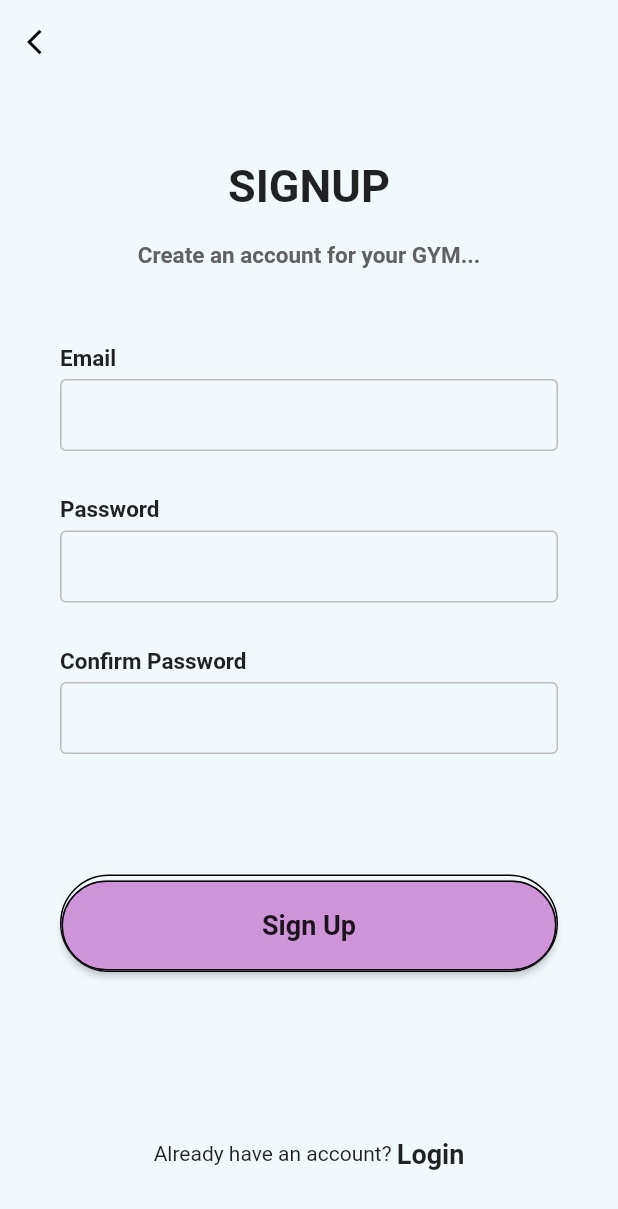
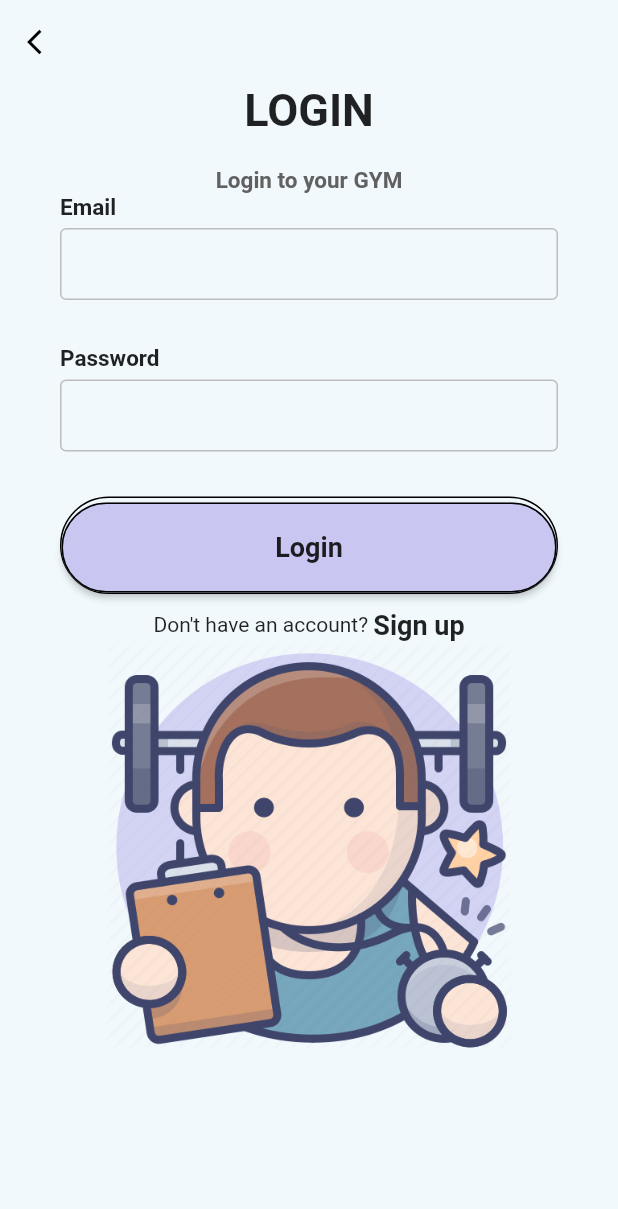
Before and after one commit to risdatamamal/Gym-Management-System, a Flutter app: the SignupPage screen opened directly, after a tap on "Sign Up", on a phone screen of 412 x 824 dp. Shown: the top 1209 px of the screen. Run offline on Flutter 3.47's test engine with Material 2 defaults, Android fonts, the phone set to English and light mode, and no system bars; our stand-ins replace firebase_auth, firebase_core, rflutter_alert, simple_animations, supercharged; accounts and stored records are empty; network calls fail; Roboto replaces fonts that are missing (OpenSans-Regular).

Commit message:
SignUp, Login is now Enabled
SignUp and Login functions are now enabled using firebase. Not perfect because no error checking mechanism provided.

```diff
--- /dev/null
+++ b/lib/authentication/authentication_service.dart
@@ -0,0 +1,33 @@
+import 'package:firebase_auth/firebase_auth.dart';
+
+class AuthenticationService {
+  final FirebaseAuth _firebaseAuth;
+
+  AuthenticationService(this._firebaseAuth);
+
+  Stream<User> get authStateChanges => _firebaseAuth.authStateChanges();
+
+  Future<void> signOut() async {
+    await _firebaseAuth.signOut();
+  }
+
+  Future<String> signIn({String email, String password}) async {
+    try {
+      await _firebaseAuth.signInWithEmailAndPassword(
+          email: email, password: password);
+      return 'Signed In';
+    } on FirebaseAuthException catch (e) {
+      return e.message;
+    }
+  }
+
+  Future<String> signUp({String email, String password}) async {
+    try {
+      await _firebaseAuth.createUserWithEmailAndPassword(
+          email: email, password: password);
+      return 'Signed Up';
+    } on FirebaseAuthException catch (e) {
+      return e.message;
+    }
+  }
+}
--- a/lib/screens/drawer.dart
+++ b/lib/screens/drawer.dart
@@ -1,5 +1,7 @@
 import 'package:flutter/material.dart';
+import 'package:my_gym_manager/authentication/authentication_service.dart';
 import 'package:my_gym_manager/config/palette.dart';
+import 'package:provider/provider.dart';
 
 class AppDrawer extends StatelessWidget {
   @override
@@ -58,7 +60,9 @@ class AppDrawer extends StatelessWidget {
                   color: Colors.white,
                 ),
                 tooltip: 'Log Out of the App',
-                onPressed: () => {},
+                onPressed: () => {
+                  context.read<AuthenticationService>().signOut(),
+                },
               ),
               Text(
                 'Log Out',
--- a/lib/screens/login/login_page.dart
+++ b/lib/screens/login/login_page.dart
@@ -1,10 +1,13 @@
 import 'package:flutter/material.dart';
 import 'package:my_gym_manager/animation/fade_animation.dart';
+import 'package:my_gym_manager/authentication/authentication_service.dart';
 import 'package:my_gym_manager/config/palette.dart';
-import 'package:my_gym_manager/screens/navigator.dart';
+import 'package:provider/provider.dart';
 import 'package:my_gym_manager/widgets/make_input.dart';
 
 class LoginPage extends StatelessWidget {
+  final TextEditingController emailController = TextEditingController();
+  final TextEditingController passwordController = TextEditingController();
   @override
   Widget build(BuildContext context) {
     return Scaffold(
@@ -73,6 +76,7 @@ class LoginPage extends StatelessWidget {
                             MakeInput(
                               label: 'Email',
                               obscureText: false,
+                              controllerID: emailController,
                             ),
                           ),
                           FadeAnimation(
@@ -80,6 +84,7 @@ class LoginPage extends StatelessWidget {
                             MakeInput(
                               label: 'Password',
                               obscureText: true,
+                              controllerID: passwordController,
                             ),
                           ),
                         ],
@@ -116,12 +121,11 @@ class LoginPage extends StatelessWidget {
                             minWidth: double.infinity,
                             height: 60.0,
                             onPressed: () {
-                              Navigator.push(
-                                context,
-                                MaterialPageRoute(
-                                  builder: (context) => BottomNavBar(),
-                                ),
-                              );
+                              context.read<AuthenticationService>().signIn(
+                                    email: emailController.text.trim(),
+                                    password: passwordController.text.trim(),
+                                  );
+                              Navigator.pop(context);
                             },
                             color: Color(0xFFC9C7F1),
                             shape: RoundedRectangleBorder(
--- a/lib/screens/signup/signup_page.dart
+++ b/lib/screens/signup/signup_page.dart
@@ -1,9 +1,16 @@
 import 'package:flutter/material.dart';
 import 'package:my_gym_manager/animation/fade_animation.dart';
+import 'package:my_gym_manager/authentication/authentication_service.dart';
 import 'package:my_gym_manager/config/palette.dart';
+import 'package:my_gym_manager/screens/login/login_page.dart';
 import 'package:my_gym_manager/widgets/make_input.dart';
+import 'package:provider/provider.dart';
+import 'package:rflutter_alert/rflutter_alert.dart';
 
 class SignupPage extends StatelessWidget {
+  final TextEditingController emailController = TextEditingController();
+  final TextEditingController password1Controller = TextEditingController();
+  final TextEditingController password2Controller = TextEditingController();
   @override
   Widget build(BuildContext context) {
     return Scaffold(
@@ -68,6 +75,7 @@ class SignupPage extends StatelessWidget {
                       MakeInput(
                         label: 'Email',
                         obscureText: false,
+                        controllerID: emailController,
                       ),
                     ),
                     FadeAnimation(
@@ -75,6 +83,7 @@ class SignupPage extends StatelessWidget {
                       MakeInput(
                         label: 'Password',
                         obscureText: true,
+                        controllerID: password1Controller,
                       ),
                     ),
                     FadeAnimation(
@@ -82,6 +91,7 @@ class SignupPage extends StatelessWidget {
                       MakeInput(
                         label: 'Confirm Password',
                         obscureText: true,
+                        controllerID: password2Controller,
                       ),
                     ),
                   ],
@@ -112,7 +122,39 @@ class SignupPage extends StatelessWidget {
                     child: MaterialButton(
                       minWidth: double.infinity,
                       height: 60.0,
-                      onPressed: () {},
+                      onPressed: () {
+                        if (password1Controller.text ==
+                            password2Controller.text) {
+                          context.read<AuthenticationService>().signUp(
+                                email: emailController.text.trim(),
+                                password: password1Controller.text.trim(),
+                              );
+                          Navigator.push(
+                            context,
+                            MaterialPageRoute(
+                              builder: (context) => LoginPage(),
+                            ),
+                          );
+                        } else {
+                          Alert(
+                            context: context,
+                            type: AlertType.error,
+                            title: "Alert",
+                            desc: "Both passwords should match each other!",
+                            buttons: [
+                              DialogButton(
+                                child: Text(
+                                  "Ok",
+                                  style: TextStyle(
+                                      color: Colors.white, fontSize: 20),
+                                ),
+                                onPressed: () => Navigator.pop(context),
+                                width: 120,
+                              )
+                            ],
+                          ).show();
+                        }
+                      },
                       color: Colors.purple[200],
                       shape: RoundedRectangleBorder(
                           side: BorderSide(
--- a/lib/widgets/make_input.dart
+++ b/lib/widgets/make_input.dart
@@ -3,7 +3,8 @@ import 'package:flutter/material.dart';
 class MakeInput extends StatelessWidget {
   final String label;
   final bool obscureText;
-  MakeInput({this.label, this.obscureText});
+  final TextEditingController controllerID;
+  MakeInput({this.label, this.obscureText, this.controllerID});
   @override
   Widget build(BuildContext context) {
     return Column(
@@ -21,6 +22,7 @@ class MakeInput extends StatelessWidget {
           height: 5.0,
         ),
         TextField(
+          controller: controllerID,
           obscureText: obscureText,
           decoration: InputDecoration(
             contentPadding: EdgeInsets.symmetric(
--- a/pubspec.yaml
+++ b/pubspec.yaml
@@ -28,6 +28,10 @@ dependencies:
   # The following adds the Cupertino Icons font to your application.
   # Use with the CupertinoIcons class for iOS style icons.
   cupertino_icons: ^1.0.0
+  firebase_auth: ^0.18.4+1
+  firebase_core: ^0.5.3
+  provider: ^4.3.2+3
+  rflutter_alert: ^1.1.0
 
 dev_dependencies:
   flutter_test:
```
Also changed, not shown: lib/authentication/authentication_wrapper.dart (added, +18 -0 lines), lib/main.dart (+25 -8 lines), pubspec.lock, 3 other files.
